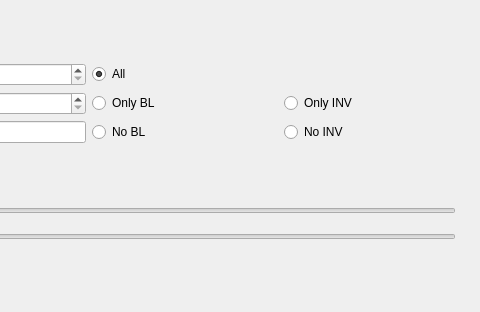
The window that piggy_bank/ui/filter_tools.ui (pbertoni89/piggy-bank) describes before a commit, drawn with Qt 5; both pictures show x 493 to 973 and y 0 to 312 of the 973 by 312 pixel window.
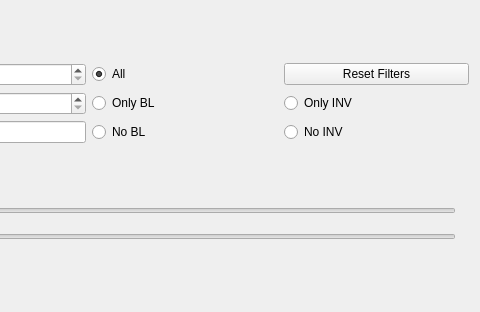
The same window after the commit. Custom widgets are drawn as their Qt base class.

Commit message: Less magic numbers and hardcoded column names. Hello WebEnginePlotManager, which encapsulates Plotly stuff

Diff of the .ui file:
```diff
--- a/piggy_bank/ui/filter_tools.ui
+++ b/piggy_bank/ui/filter_tools.ui
@@ -130,6 +130,16 @@
        <property name="text">
         <string>No INV</string>
        </property>
+       <attribute name="buttonGroup">
+        <string notr="true">bg_filter</string>
+       </attribute>
+      </widget>
+     </item>
+     <item row="0" column="5">
+      <widget class="QPushButton" name="qpb_reset">
+       <property name="text">
+        <string>Reset Filters</string>
+       </property>
       </widget>
      </item>
     </layout>
```
The commit also changes 3 other files.
